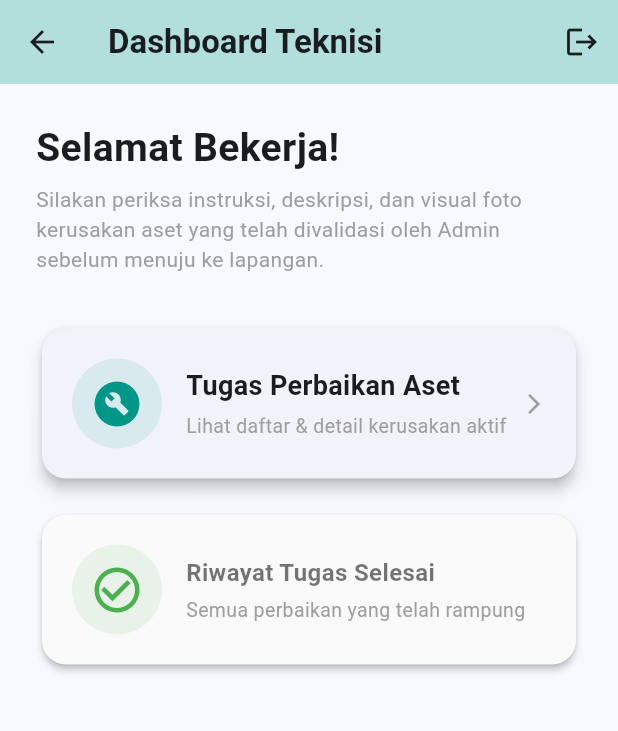
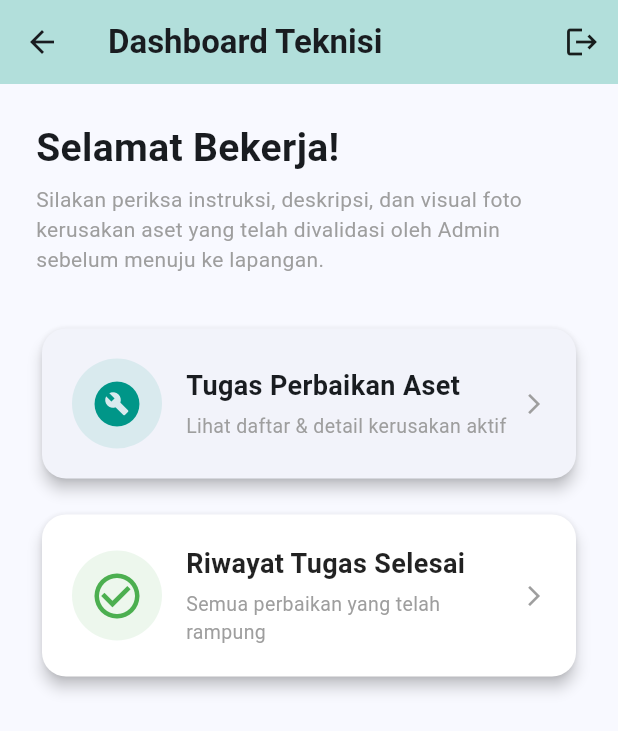
Before and after one commit to yeremia-ganteng/Aset-kita, a Flutter app: the TechnicianDashboard screen opened directly, on a phone screen of 412 x 824 dp. Shown: the top 731 px of the screen. Run offline on Flutter 3.47's test engine with Material 3 defaults, Android fonts, the phone set to English and light mode, and no system bars; our stand-ins replace image_picker, supabase_flutter; missing offline and left inert: mobile_scanner; accounts and stored records are empty.

Commit message:
add history technici

```diff
--- a/lib/features/technician/technician_dashboard.dart
+++ b/lib/features/technician/technician_dashboard.dart
@@ -1,6 +1,7 @@
 import 'package:flutter/material.dart';
 import 'package:supabase_flutter/supabase_flutter.dart';
 import 'technician_task_screen.dart'; // Pastikan mengarah ke file task screen
+import 'technician_history_screen.dart'; // <--- Tambahan import untuk halaman riwayat
 
 class TechnicianDashboard extends StatefulWidget {
   const TechnicianDashboard({super.key});
@@ -106,11 +107,20 @@ class _TechnicianDashboardState extends State<TechnicianDashboard> {
 
             const SizedBox(height: 16),
 
-            // Card Menu Tambahan: Riwayat Selesai (Opsional)
+            // Card Menu Tambahan: Riwayat Selesai (SEKARANG SUDAH AKTIF & BISA DIKLIK)
             Card(
-              elevation: 2,
-              color: Colors.grey.shade50,
+              elevation: 4, // Ditingkatkan ke 4 agar serasi dengan card di atas
+              color: Colors.white, // Diubah ke putih bersih agar efek InkWell terlihat jelas
               shape: RoundedRectangleBorder(borderRadius: BorderRadius.circular(16)),
+              child: InkWell(
+                onTap: () {
+                  // Navigasi menuju halaman Riwayat Tugas Selesai
+                  Navigator.push(
+                    context,
+                    MaterialPageRoute(builder: (context) => const TechnicianHistoryScreen()),
+                  );
+                },
+                borderRadius: BorderRadius.circular(16),
                 child: Padding(
                   padding: const EdgeInsets.all(20.0),
                   child: Row(
@@ -127,7 +137,7 @@ class _TechnicianDashboardState extends State<TechnicianDashboard> {
                           children: [
                             Text(
                               'Riwayat Tugas Selesai',
-                            style: TextStyle(fontSize: 16, fontWeight: FontWeight.bold, color: Colors.black54),
+                              style: TextStyle(fontSize: 18, fontWeight: FontWeight.bold, color: Colors.black87),
                             ),
                             SizedBox(height: 4),
                             Text(
@@ -137,7 +147,9 @@ class _TechnicianDashboardState extends State<TechnicianDashboard> {
                           ],
                         ),
                       ),
+                      const Icon(Icons.arrow_forward_ios, size: 16, color: Colors.grey), // Menambahkan panah indikator rute
                     ],
+                  ),
                 ),
               ),
             ),
```
Also changed, not shown: lib/features/technician/technician_history_screen.dart (added, +64 -0 lines). Lines whose indentation alone changed are shown as unchanged.
